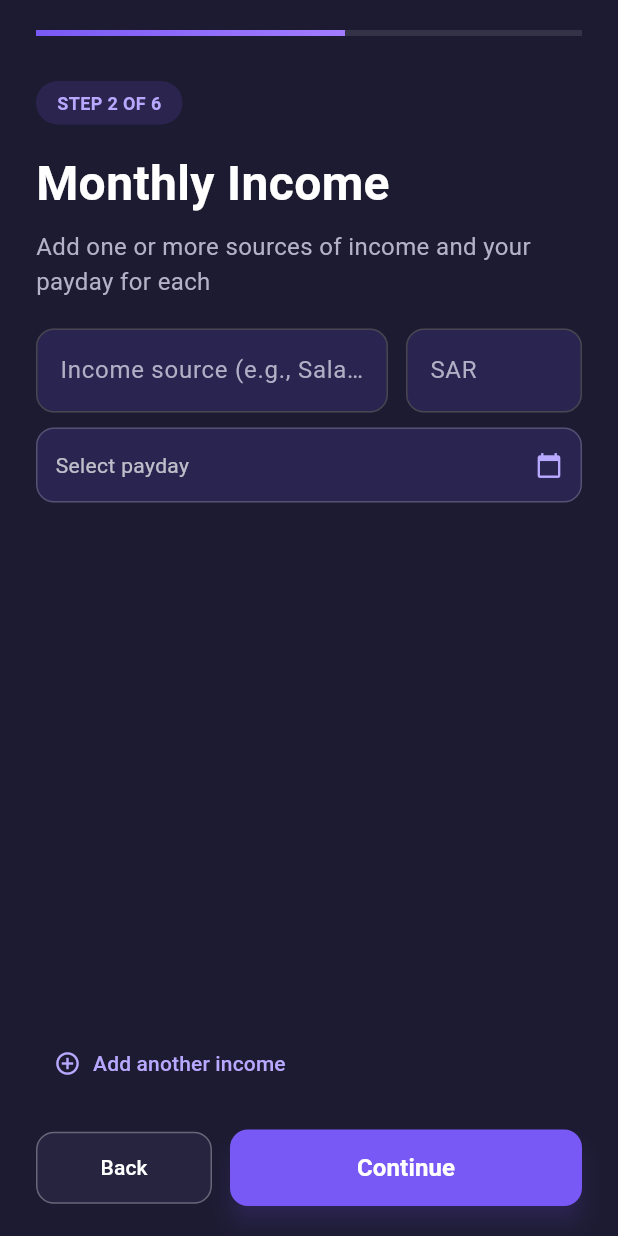
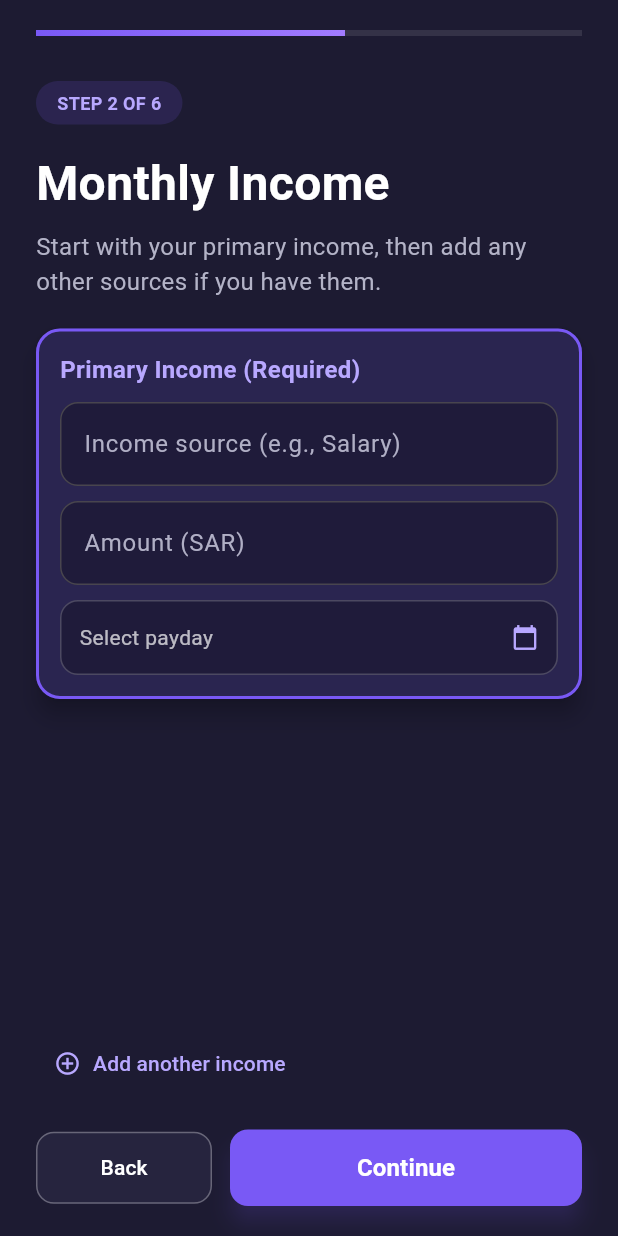
Before and after one commit to Nouraaabdullah/2025_GP1_9, a Flutter app: the SetupIncomeScreen screen opened by its route, on a phone screen of 412 x 824 dp. Run offline on Flutter 3.47's test engine with Material 3 defaults, Android fonts, the phone set to English and light mode, and no system bars; our stand-ins replace font_awesome_flutter, supabase_flutter; accounts and stored records are empty; Roboto replaces fonts that are missing (Poppins).

Commit message:
income page fixed

```diff
--- a/lib/screens/Registeration/profile_setup/setup_income_screen.dart
+++ b/lib/screens/Registeration/profile_setup/setup_income_screen.dart
@@ -23,6 +23,13 @@ class _SetupIncomeScreenState extends State<SetupIncomeScreen> {
     });
   }
 
+  void deleteIncomeField(int index) {
+    if (index == 0) return; // can't delete primary income
+    setState(() {
+      incomes.removeAt(index);
+    });
+  }
+
   void selectDate(int index) async {
     DateTime? picked = await showDatePicker(
       context: context,
@@ -43,7 +50,6 @@ class _SetupIncomeScreenState extends State<SetupIncomeScreen> {
         );
       },
     );
-
     if (picked != null) {
       setState(() => incomes[index]['date'] = picked);
     }
@@ -56,7 +62,18 @@ class _SetupIncomeScreenState extends State<SetupIncomeScreen> {
       final user = supabase.auth.currentUser;
       if (user == null) throw Exception("No logged-in user found");
 
-      // ✅ Get the user's profile_id
+      // ✅ Require primary income
+      if (incomes[0]['source'].text.isEmpty ||
+          incomes[0]['amount'].text.isEmpty ||
+          incomes[0]['date'] == null) {
+        ScaffoldMessenger.of(context).showSnackBar(
+          const SnackBar(content: Text("Please fill in your primary income details.")),
+        );
+        setState(() => loading = false);
+        return;
+      }
+
+      // ✅ Get profile ID
       final profileResponse = await supabase
           .from('User_Profile')
           .select('profile_id')
@@ -66,34 +83,128 @@ class _SetupIncomeScreenState extends State<SetupIncomeScreen> {
       if (profileResponse == null) throw Exception("User profile not found.");
       final profileId = profileResponse['profile_id'];
 
-      // ✅ Prepare income records to match your Supabase table
-      final incomeRecords = incomes.map((e) {
+      // ✅ Prepare records
+      final incomeRecords = incomes
+          .where((e) =>
+              e['source'].text.isNotEmpty &&
+              e['amount'].text.isNotEmpty &&
+              e['date'] != null)
+          .map((e) {
         return {
           'profile_id': profileId,
-          'name': e['source'].text, // ✅ matches Supabase column name
-          'monthly_income': double.tryParse(e['amount'].text) ?? 0.0, // ✅ matches Supabase
+          'name': e['source'].text,
+          'monthly_income': double.tryParse(e['amount'].text) ?? 0.0,
           'payday': e['date']?.day,
           'start_time': e['date']?.toIso8601String(),
+          'is_primary': incomes.indexOf(e) == 0, // ✅ mark first as primary
         };
       }).toList();
 
-      // ✅ Insert into Fixed_Income table
-      final insertResponse = await supabase.from('Fixed_Income').insert(incomeRecords);
-      debugPrint("✅ Incomes inserted: $insertResponse");
-
-      // ✅ Save locally
+      await supabase.from('Fixed_Income').insert(incomeRecords);
       ProfileData.incomes = incomeRecords;
 
-      // ✅ Move to next setup screen
       Navigator.pushNamed(context, '/setupFixedCategory');
     } catch (e) {
-      debugPrint("❌ Error saving incomes: $e");
       ScaffoldMessenger.of(context).showSnackBar(
         SnackBar(content: Text("Error saving incomes: $e")),
       );
     } finally {
       setState(() => loading = false);
     }
+  }
+
+  Widget buildIncomeCard(int index) {
+    final income = incomes[index];
+    final isPrimary = index == 0;
+
+    return Card(
+      color: const Color(0xFF2A2550),
+      margin: const EdgeInsets.only(bottom: 20),
+      elevation: 6,
+      shape: RoundedRectangleBorder(
+        borderRadius: BorderRadius.circular(16),
+        side: BorderSide(
+          color: isPrimary ? const Color(0xFF7959F5) : Colors.white.withOpacity(0.1),
+          width: isPrimary ? 2 : 1,
+        ),
+      ),
+      child: Padding(
+        padding: const EdgeInsets.all(16),
+        child: Column(
+          crossAxisAlignment: CrossAxisAlignment.start,
+          children: [
+            Row(
+              children: [
+                Text(
+                  isPrimary ? "Primary Income (Required)" : "Additional Income ${index}",
+                  style: TextStyle(
+                    color: isPrimary ? const Color(0xFFB8A8FF) : Colors.white70,
+                    fontSize: 16,
+                    fontWeight: FontWeight.bold,
+                  ),
+                ),
+                const Spacer(),
+                if (!isPrimary)
+                  IconButton(
+                    icon: const Icon(Icons.delete_outline, color: Colors.redAccent),
+                    onPressed: () => deleteIncomeField(index),
+                  ),
+              ],
+            ),
+            const SizedBox(height: 10),
+            TextField(
+              controller: income['source'],
+              style: const TextStyle(color: Colors.white),
+              decoration: const InputDecoration(
+                hintText: 'Income source (e.g., Salary)',
+                hintStyle: TextStyle(color: Color(0xFFB0AFC5)),
+                filled: true,
+                fillColor: Color(0xFF1F1B3A),
+                border: OutlineInputBorder(borderRadius: BorderRadius.all(Radius.circular(12))),
+              ),
+            ),
+            const SizedBox(height: 10),
+            TextField(
+              controller: income['amount'],
+              keyboardType: TextInputType.number,
+              style: const TextStyle(color: Colors.white),
+              decoration: const InputDecoration(
+                hintText: 'Amount (SAR)',
+                hintStyle: TextStyle(color: Color(0xFFB0AFC5)),
+                filled: true,
+                fillColor: Color(0xFF1F1B3A),
+                border: OutlineInputBorder(borderRadius: BorderRadius.all(Radius.circular(12))),
+              ),
+            ),
+            const SizedBox(height: 10),
+            GestureDetector(
+              onTap: () => selectDate(index),
+              child: Container(
+                width: double.infinity,
+                padding: const EdgeInsets.symmetric(horizontal: 12, vertical: 14),
+                decoration: BoxDecoration(
+                  color: const Color(0xFF1F1B3A),
+                  borderRadius: BorderRadius.circular(12),
+                  border: Border.all(color: Colors.white.withOpacity(0.2)),
+                ),
+                child: Row(
+                  children: [
+                    Text(
+                      income['date'] != null
+                          ? income['date'].toString().split(' ')[0]
+                          : 'Select payday',
+                      style: const TextStyle(color: Colors.white70),
+                    ),
+                    const Spacer(),
+                    const Icon(Icons.calendar_today, color: Color(0xFFB8A8FF), size: 18),
+                  ],
+                ),
+              ),
+            ),
+          ],
+        ),
+      ),
+    );
   }
 
   @override
@@ -106,7 +217,7 @@ class _SetupIncomeScreenState extends State<SetupIncomeScreen> {
           child: Column(
             crossAxisAlignment: CrossAxisAlignment.start,
             children: [
-              // Progress bar
+              // ====== PROGRESS BAR ======
               Stack(
                 children: [
                   Container(height: 4, width: double.infinity, color: Colors.white.withOpacity(0.1)),
@@ -121,7 +232,7 @@ class _SetupIncomeScreenState extends State<SetupIncomeScreen> {
               ),
               const SizedBox(height: 30),
 
-              // Step indicator
+              // ====== STEP INDICATOR ======
               Container(
                 padding: const EdgeInsets.symmetric(horizontal: 14, vertical: 6),
                 decoration: BoxDecoration(
@@ -139,124 +250,40 @@ class _SetupIncomeScreenState extends State<SetupIncomeScreen> {
               ),
               const SizedBox(height: 16),
 
+              // ====== TITLE ======
               const Text(
                 "Monthly Income",
                 style: TextStyle(color: Colors.white, fontSize: 32, fontWeight: FontWeight.bold),
               ),
               const SizedBox(height: 8),
               const Text(
-                "Add one or more sources of income and your payday for each",
+                "Start with your primary income, then add any other sources if you have them.",
                 style: TextStyle(color: Color(0xFFB3B3C7), fontSize: 16),
               ),
               const SizedBox(height: 20),
 
-              // Income fields
+              // ====== INCOME LIST ======
               Expanded(
                 child: ListView.builder(
                   itemCount: incomes.length,
-                  itemBuilder: (context, index) {
-                    final income = incomes[index];
-                    return Padding(
-                      padding: const EdgeInsets.only(bottom: 16),
-                      child: Column(
-                        crossAxisAlignment: CrossAxisAlignment.start,
-                        children: [
-                          Row(
-                            children: [
-                              Expanded(
-                                flex: 2,
-                                child: TextField(
-                                  controller: income['source'],
-                                  style: const TextStyle(color: Colors.white),
-                                  decoration: InputDecoration(
-                                    hintText: 'Income source (e.g., Salary)',
-                                    hintStyle: const TextStyle(color: Color(0xFFB0AFC5)),
-                                    filled: true,
-                                    fillColor: const Color(0xFF2A2550),
-                                    border: OutlineInputBorder(
-                                      borderRadius: BorderRadius.circular(12),
-                                      borderSide: BorderSide(color: Colors.white.withOpacity(0.2)),
-                                    ),
-                                    focusedBorder: const OutlineInputBorder(
-                                      borderRadius: BorderRadius.all(Radius.circular(12)),
-                                      borderSide: BorderSide(color: Color(0xFF7959F5), width: 2),
-                                    ),
-                                  ),
-                                ),
-                              ),
-                              const SizedBox(width: 12),
-                              Expanded(
-                                flex: 1,
-                                child: TextField(
-                                  controller: income['amount'],
-                                  keyboardType: TextInputType.number,
-                                  style: const TextStyle(color: Colors.white),
-                                  decoration: InputDecoration(
-                                    hintText: 'SAR',
-                                    hintStyle: const TextStyle(color: Color(0xFFB0AFC5)),
-                                    filled: true,
-                                    fillColor: const Color(0xFF2A2550),
-                                    border: OutlineInputBorder(
-                                      borderRadius: BorderRadius.circular(12),
-                                      borderSide: BorderSide(color: Colors.white.withOpacity(0.2)),
-                                    ),
-                                    focusedBorder: const OutlineInputBorder(
-                                      borderRadius: BorderRadius.all(Radius.circular(12)),
-                                      borderSide: BorderSide(color: Color(0xFF7959F5), width: 2),
-                                    ),
-                                  ),
-                                ),
-                              ),
-                            ],
-                          ),
-                          const SizedBox(height: 10),
-
-                          // Date picker
-                          GestureDetector(
-                            onTap: () => selectDate(index),
-                            child: Container(
-                              width: double.infinity,
-                              padding: const EdgeInsets.symmetric(horizontal: 12, vertical: 14),
-                              decoration: BoxDecoration(
-                                color: const Color(0xFF2A2550),
-                                borderRadius: BorderRadius.circular(12),
-                                border: Border.all(color: Colors.white.withOpacity(0.2)),
-                              ),
-                              child: Row(
-                                children: [
-                                  Text(
-                                    income['date'] != null
-                                        ? income['date'].toString().split(' ')[0]
-                                        : 'Select payday',
-                                    style: const TextStyle(color: Colors.white70),
-                                  ),
-                                  const Spacer(),
-                                  const Icon(Icons.calendar_today, color: Color(0xFFB8A8FF), size: 18),
-                                ],
-                              ),
-                            ),
-                          ),
-                        ],
-                      ),
-                    );
-                  },
+                  itemBuilder: (context, index) => buildIncomeCard(index),
                 ),
               ),
 
-              const SizedBox(height: 12),
+              // ====== ADD BUTTON ======
               Align(
                 alignment: Alignment.centerLeft,
                 child: TextButton.icon(
                   onPressed: addIncomeField,
                   icon: const Icon(Icons.add_circle_outline, color: Color(0xFFB8A8FF)),
-                  label: const Text(
-                    "Add another income",
-                    style: TextStyle(color: Color(0xFFB8A8FF)),
-                  ),
+                  label: const Text("Add another income",
+                      style: TextStyle(color: Color(0xFFB8A8FF))),
                 ),
               ),
 
               const SizedBox(height: 20),
+
+              // ====== BUTTONS ======
               Row(
                 children: [
                   Expanded(
--- a/lib/screens/Registeration/signup_screen.dart
+++ b/lib/screens/Registeration/signup_screen.dart
@@ -195,27 +195,27 @@ class _SignUpScreenState extends State<SignUpScreen> {
                 ),
                 const SizedBox(height: 20),
 
-                // === Google Sign-In Placeholder ===
-                SizedBox(
-                  width: double.infinity,
-                  height: 50,
-                  child: OutlinedButton.icon(
-                    onPressed: () {},
-                    icon: const FaIcon(FontAwesomeIcons.google,
-                        color: Colors.white, size: 18),
-                    label: const Text(
-                      'Continue with Google',
-                      style: TextStyle(color: Colors.white, fontSize: 16),
-                    ),
-                    style: OutlinedButton.styleFrom(
-                      side: const BorderSide(color: Colors.white54),
-                      shape: RoundedRectangleBorder(
-                        borderRadius: BorderRadius.circular(33),
-                      ),
-                    ),
-                  ),
-                ),
-                const SizedBox(height: 24),
+                // // === Google Sign-In Placeholder ===
+                // SizedBox(
+                //   width: double.infinity,
+                //   height: 50,
+                //   child: OutlinedButton.icon(
+                //     onPressed: () {},
+                //     icon: const FaIcon(FontAwesomeIcons.google,
+                //         color: Colors.white, size: 18),
+                //     label: const Text(
+                //       'Continue with Google',
+                //       style: TextStyle(color: Colors.white, fontSize: 16),
+                //     ),
+                //     style: OutlinedButton.styleFrom(
+                //       side: const BorderSide(color: Colors.white54),
+                //       shape: RoundedRectangleBorder(
+                //         borderRadius: BorderRadius.circular(33),
+                //       ),
+                //     ),
+                //   ),
+                // ),
+                // const SizedBox(height: 24),
 
                 // === Redirect to Login ===
                 GestureDetector(
```
